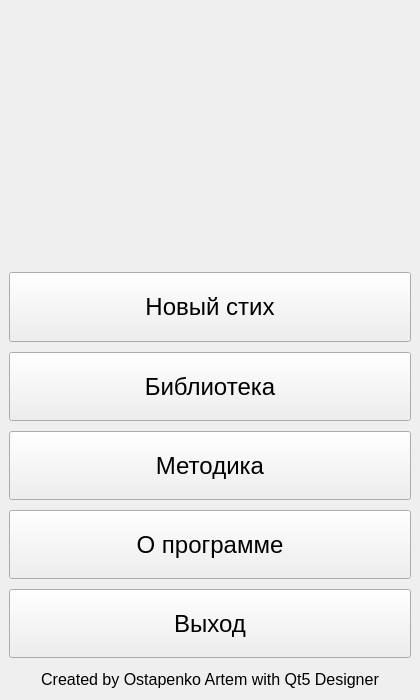
First picture: the form in UIs/MainWindow.ui, repository Krahjotdaan/LearningPoem, before the edit.
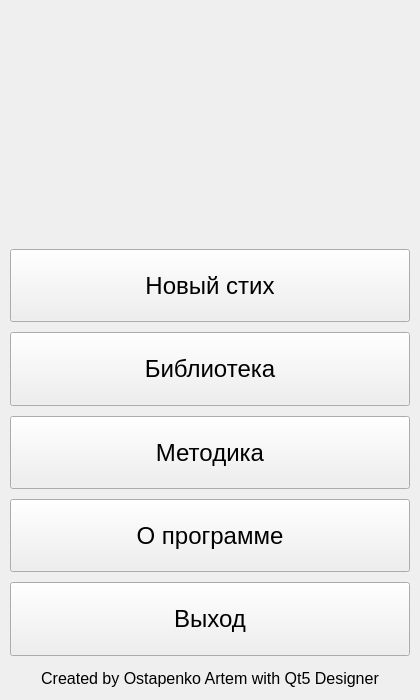
Second picture: the form after the edit. Icons and pictures are not drawn.

```diff
--- a/UIs/MainWindow.ui
+++ b/UIs/MainWindow.ui
@@ -15,6 +15,18 @@
   </property>
   <widget class="QWidget" name="centralwidget">
    <layout class="QGridLayout" name="gridLayout" rowstretch="11,3,3,3,3,3,1">
+    <property name="leftMargin">
+     <number>10</number>
+    </property>
+    <property name="topMargin">
+     <number>10</number>
+    </property>
+    <property name="rightMargin">
+     <number>10</number>
+    </property>
+    <property name="bottomMargin">
+     <number>10</number>
+    </property>
     <property name="spacing">
      <number>10</number>
     </property>
@@ -22,6 +34,12 @@
      <layout class="QHBoxLayout" name="horizontalLayout_6">
       <item>
        <widget class="QLabel" name="imageLabel">
+        <property name="maximumSize">
+         <size>
+          <width>419</width>
+          <height>229</height>
+         </size>
+        </property>
         <property name="text">
          <string/>
         </property>
```
Left out of the diff: 3 changed lines with no effect on the pictures.
